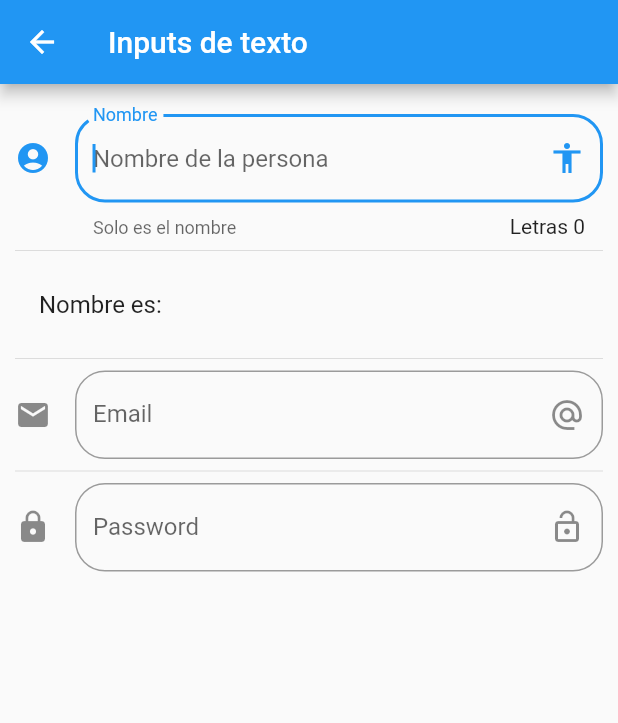
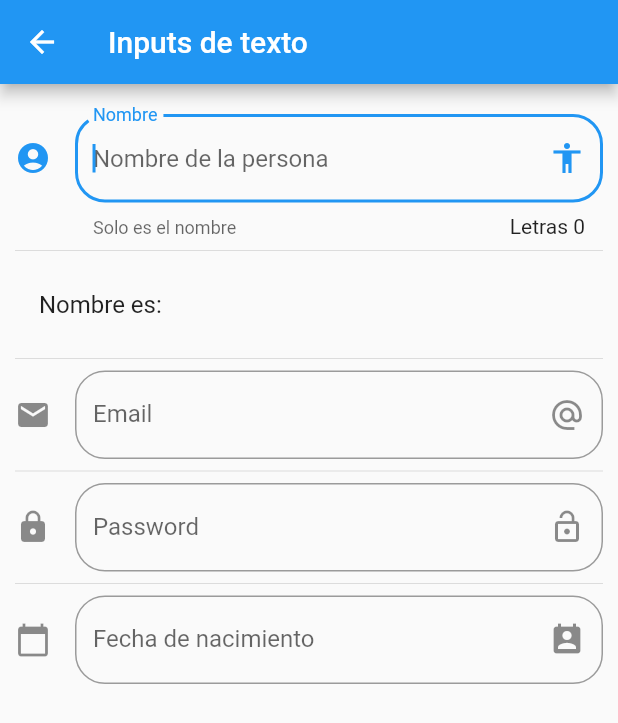
Before and after one commit to jcperezz/flutter-demos, a Flutter app: the InputPage screen opened by its route, on a phone screen of 412 x 824 dp. Shown: the top 723 px of the screen. Run offline on Flutter 3.47's test engine with Material 2 defaults, Android fonts, the phone set to English and light mode, and no system bars.

Commit message:
80. Datepicker

```diff
--- a/componentes/lib/src/pages/input_page.dart
+++ b/componentes/lib/src/pages/input_page.dart
@@ -10,6 +10,9 @@
 class _InputPageState extends State<InputPage> {
   String _nombre = '';
   String _email = '';
+  String _fecha = '';
+
+  TextEditingController _inputDateControles = new TextEditingController();
 
   @override
   Widget build(BuildContext context) {
@@ -27,6 +30,8 @@
           _crearEmail(),
           Divider(),
           _crearPassword(),
+          Divider(),
+          _crearFecha(context),
         ],
       ),
     );
@@ -90,4 +95,38 @@
       }),
     );
   }
+
+  Widget _crearFecha(BuildContext context) {
+    return TextField(
+      enableInteractiveSelection: false,
+      controller: _inputDateControles,
+      decoration: InputDecoration(
+        border: OutlineInputBorder(borderRadius: BorderRadius.circular(20.0)),
+        hintText: 'Fecha de nacimiento',
+        labelText: 'Fecha de nacimiento',
+        suffixIcon: Icon(Icons.perm_contact_calendar),
+        icon: Icon(Icons.calendar_today),
+      ),
+      onTap: () {
+        FocusScope.of(context).requestFocus(new FocusNode());
+        _selectDate(context);
+      },
+    );
+  }
+
+  void _selectDate(BuildContext context) async {
+    DateTime? picked = await showDatePicker(
+      context: context,
+      initialDate: new DateTime.now(),
+      firstDate: new DateTime(2018),
+      lastDate: new DateTime(2025),
+    );
+
+    if (picked != null) {
+      setState(() {
+        _fecha = picked.toString();
+        _inputDateControles.text = _fecha;
+      });
+    }
+  }
 }
```
